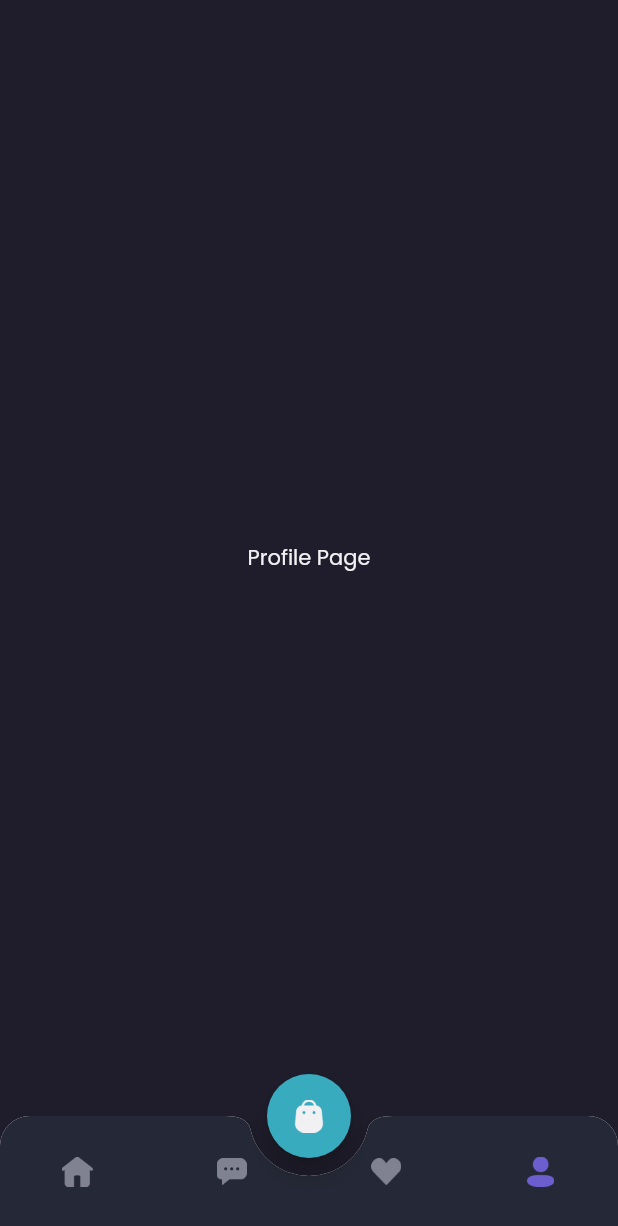
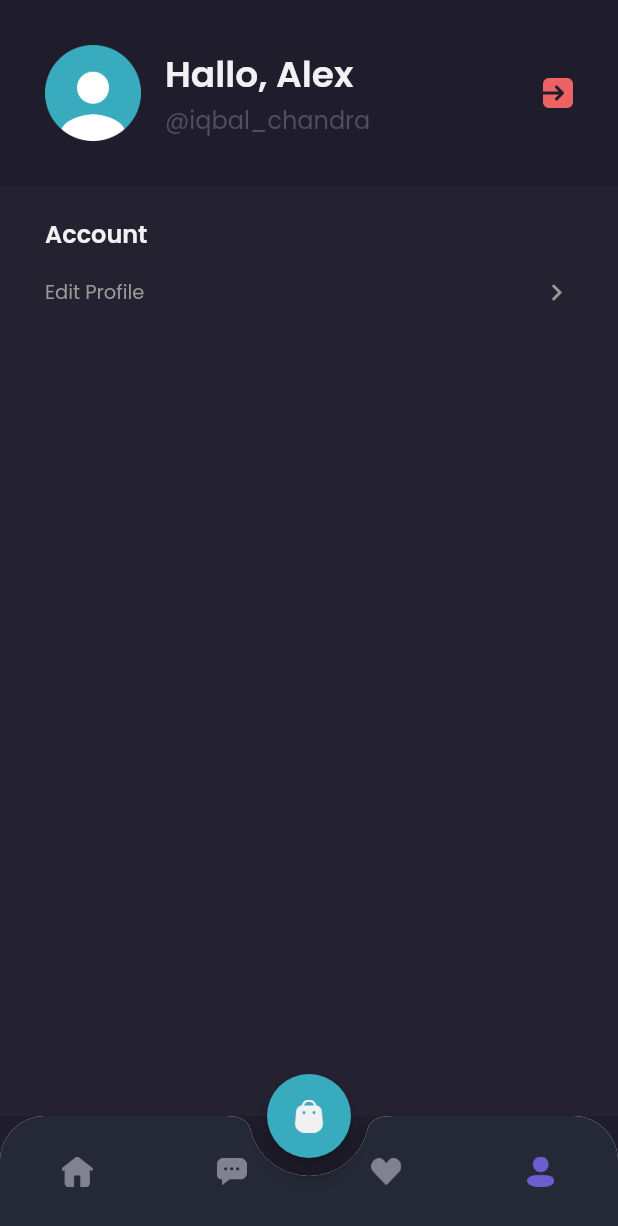
Before and after one commit to iqbalchandraessentials/MyAppStore-footware, a Flutter app: the MainPage screen opened by its route, item 4 of the bottom bar chosen, on a phone screen of 412 x 824 dp. Shown: the top 1226 px of the screen. Run offline on Flutter 3.47's test engine with Material 2 defaults, Android fonts, the phone set to English and light mode, and no system bars; our stand-ins replace google_fonts.

Commit message:
update profile

```diff
--- a/lib/home/main_page.dart
+++ b/lib/home/main_page.dart
@@ -29,7 +29,7 @@ class _MainPageState extends State<MainPage> {
     Widget customBottomNav() {
       return ClipRRect(
         borderRadius: BorderRadius.vertical(
-          top: Radius.circular(20),
+          top: Radius.circular(30),
         ),
         child: BottomAppBar(
           shape: CircularNotchedRectangle(),
--- a/lib/home/profile_page.dart
+++ b/lib/home/profile_page.dart
@@ -2,13 +2,93 @@ import 'package:flutter/material.dart';
 import 'package:flutter_application_1/theme.dart';
 
 class ProfilePage extends StatelessWidget {
+  Widget header() {
+    return AppBar(
+      backgroundColor: backgroundColor1,
+      automaticallyImplyLeading: false,
+      elevation: 0,
+      flexibleSpace: SafeArea(
+          child: Container(
+        padding: EdgeInsets.all(30),
+        child: Row(
+          children: [
+            Image.asset(
+              'assets/image_profile.png',
+              width: 64,
+            ),
+            SizedBox(
+              width: 16,
+            ),
+            Column(
+              crossAxisAlignment: CrossAxisAlignment.start,
+              children: [
+                Text(
+                  'Hallo, Alex',
+                  style: primaryTextStyle.copyWith(
+                    fontSize: 24,
+                    fontWeight: FontWeight.w600,
+                  ),
+                ),
+                Text(
+                  '@iqbal_chandra',
+                  style: subtitleTextStyle.copyWith(
+                    fontSize: 16,
+                    fontWeight: FontWeight.normal,
+                  ),
+                ),
+              ],
+            ),
+            Spacer(),
+            Image.asset(
+              'assets/button_exit.png',
+              width: 20,
+            ),
+          ],
+        ),
+      )),
+    );
+  }
+
+  Widget content() {
+    return Expanded(
+      child: Container(
+        color: backgroundColor3,
+        padding: EdgeInsets.symmetric(
+          horizontal: defaultMargin,
+        ),
+        child: Column(
+          crossAxisAlignment: CrossAxisAlignment.start,
+          children: [
+            SizedBox(height: 20,),
+            Text('Account', style: primaryTextStyle.copyWith(
+              fontSize: 16,
+              fontWeight: FontWeight.w600,
+            ),),
+            SizedBox(height: 16,),
+            Row(
+              children: [
+                Text('Edit Profile',style: secondaryTextStyle.copyWith(
+                fontSize: 13,
+                fontWeight: FontWeight.normal,
+              ),),
+              Spacer(),
+              Icon(Icons.navigate_next_sharp, color: secondaryTextColor, size: 22,)
+              ],
+            ),
+          ],
+        ),
+      ),
+    );
+  }
 
   @override
   Widget build(BuildContext context) {
-    return Center(
-      child: Text('Profile Page',
-      style: primaryTextStyle,
-      ),
+    return Column(
+                crossAxisAlignment: CrossAxisAlignment.start,
+      children: [
+        header(),
+        content(),
+      ],
     );
   }
 }
--- a/lib/main.dart
+++ b/lib/main.dart
@@ -1,6 +1,7 @@
 import 'package:flutter/material.dart';
 import 'package:flutter_application_1/home/detail_chat_page.dart';
 import 'package:flutter_application_1/home/main_page.dart';
+import 'package:flutter_application_1/home/profile_tile.dart';
 import 'package:flutter_application_1/pages/page_sign_in.dart';
 import 'package:flutter_application_1/pages/page_sign_up.dart';
 import 'package:flutter_application_1/pages/splash_page.dart';
@@ -18,6 +19,7 @@ class MyApp extends StatelessWidget {
         '/sign-up' : (context) => SignUp(),
         '/home' : (context) => MainPage(),
         '/detail-chat' : (context) => DetailChatPage(),
+        '/profile' : (context) => EditProfile(),
       },
     );
   }
```
Also changed, not shown: lib/home/detail_chat_page.dart (+42 -10 lines), lib/home/profile_tile.dart (added, +24 -0 lines), lib/home/widgets/chat_buble.dart (added, +146 -0 lines), lib/home/widgets/wishlist_tile.dart (added, +66 -0 lines), lib/home/wishlist_page.dart (+99 -4 lines).
